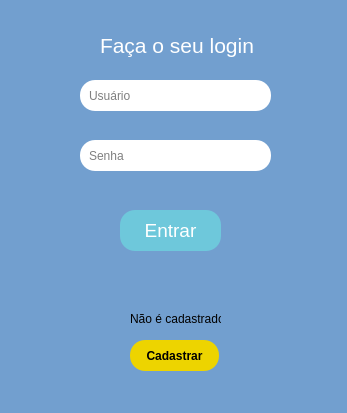
Above: interfaces/tela_principal.ui from ipedromotta/login-desktop before the change. Below: the same form after it.
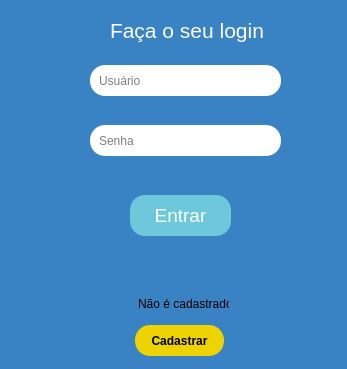
That is the form after the change. Icons and pictures are not drawn.

```diff
--- a/interfaces/tela_principal.ui
+++ b/interfaces/tela_principal.ui
@@ -7,21 +7,33 @@
     <x>0</x>
     <y>0</y>
     <width>347</width>
-    <height>413</height>
+    <height>369</height>
    </rect>
   </property>
+  <property name="minimumSize">
+   <size>
+    <width>347</width>
+    <height>369</height>
+   </size>
+  </property>
+  <property name="maximumSize">
+   <size>
+    <width>347</width>
+    <height>369</height>
+   </size>
+  </property>
   <property name="windowTitle">
    <string>Logon</string>
   </property>
   <property name="styleSheet">
-   <string notr="true">background-color: rgb(114, 159, 207);</string>
+   <string notr="true">background-color: rgb(57, 130, 195);</string>
   </property>
   <widget class="QWidget" name="centralwidget">
    <widget class="QPushButton" name="pushButton">
     <property name="geometry">
      <rect>
-      <x>120</x>
-      <y>210</y>
+      <x>130</x>
+      <y>195</y>
       <width>101</width>
       <height>41</height>
      </rect>
@@ -41,12 +53,15 @@
     <property name="text">
      <string>Entrar</string>
     </property>
+    <property name="default">
+     <bool>true</bool>
+    </property>
    </widget>
    <widget class="QLineEdit" name="lineEdit">
     <property name="geometry">
      <rect>
-      <x>80</x>
-      <y>80</y>
+      <x>90</x>
+      <y>65</y>
       <width>191</width>
       <height>31</height>
      </rect>
@@ -64,8 +79,8 @@
    <widget class="QLineEdit" name="lineEdit_2">
     <property name="geometry">
      <rect>
-      <x>80</x>
-      <y>140</y>
+      <x>90</x>
+      <y>125</y>
       <width>191</width>
       <height>31</height>
      </rect>
@@ -83,8 +98,8 @@
    <widget class="QLabel" name="label">
     <property name="geometry">
      <rect>
-      <x>130</x>
-      <y>310</y>
+      <x>138</x>
+      <y>295</y>
       <width>91</width>
       <height>17</height>
      </rect>
@@ -96,8 +111,8 @@
    <widget class="QPushButton" name="pushButton_2">
     <property name="geometry">
      <rect>
-      <x>130</x>
-      <y>340</y>
+      <x>135</x>
+      <y>325</y>
       <width>89</width>
       <height>31</height>
      </rect>
@@ -120,8 +135,8 @@
    <widget class="QLabel" name="label_2">
     <property name="geometry">
      <rect>
-      <x>100</x>
-      <y>30</y>
+      <x>110</x>
+      <y>15</y>
       <width>161</width>
       <height>31</height>
      </rect>
@@ -137,8 +152,8 @@
    <widget class="QLabel" name="label_3">
     <property name="geometry">
      <rect>
-      <x>80</x>
-      <y>180</y>
+      <x>90</x>
+      <y>165</y>
       <width>201</width>
       <height>21</height>
      </rect>
@@ -160,8 +175,8 @@
    <widget class="QLabel" name="label_4">
     <property name="geometry">
      <rect>
-      <x>40</x>
-      <y>75</y>
+      <x>50</x>
+      <y>60</y>
       <width>31</width>
       <height>40</height>
      </rect>
@@ -176,8 +191,8 @@
    <widget class="QLabel" name="label_5">
     <property name="geometry">
      <rect>
-      <x>40</x>
-      <y>135</y>
+      <x>50</x>
+      <y>120</y>
       <width>31</width>
       <height>40</height>
      </rect>
@@ -190,17 +205,6 @@
     </property>
    </widget>
   </widget>
-  <widget class="QMenuBar" name="menubar">
-   <property name="geometry">
-    <rect>
-     <x>0</x>
-     <y>0</y>
-     <width>347</width>
-     <height>21</height>
-    </rect>
-   </property>
-  </widget>
-  <widget class="QStatusBar" name="statusbar"/>
  </widget>
  <resources/>
  <connections/>
```
Left out of the diff: 12 changed lines with no effect on the pictures.
